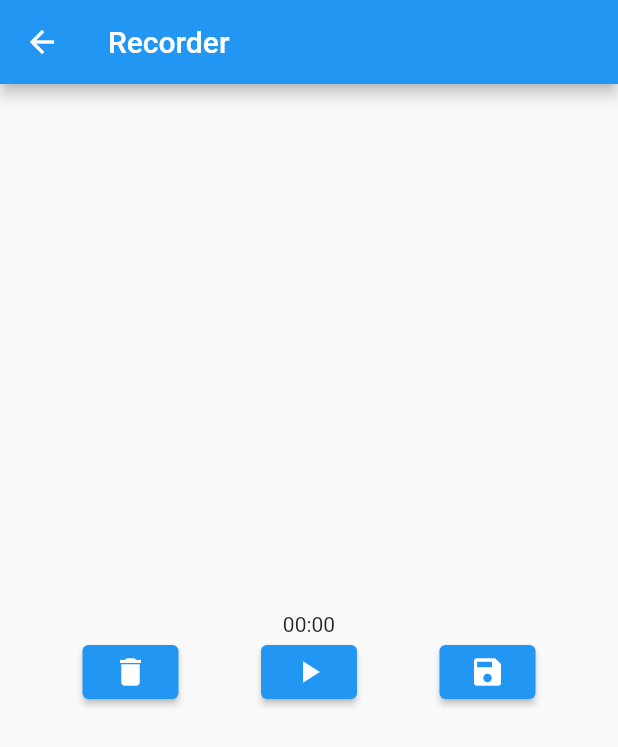
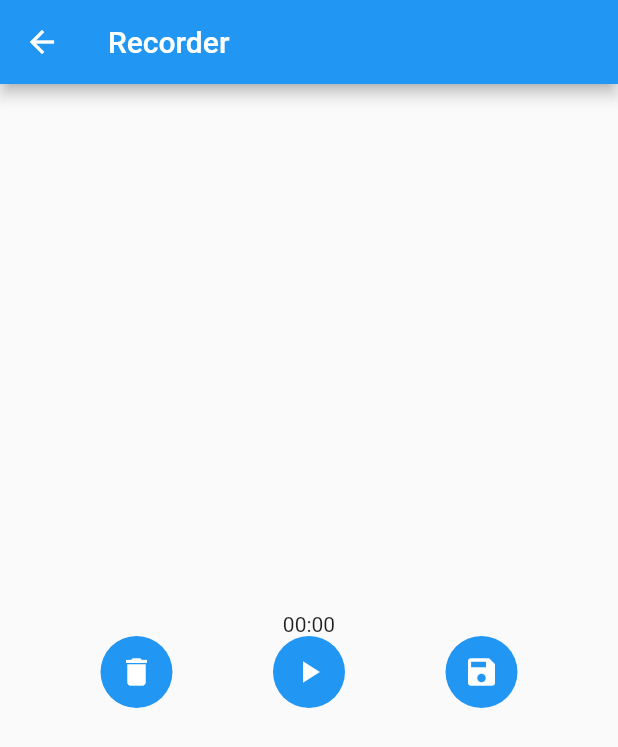
Before and after one commit to mahmoud-y/recorder, a Flutter app: the Recorder screen opened directly, on a phone screen of 412 x 824 dp. Shown: the top 747 px of the screen. Run offline on Flutter 3.47's test engine with Material 2 defaults, Android fonts, the phone set to English and light mode, and no system bars; our stand-ins replace audioplayers, permission_handler; missing offline and left inert: flutter_audio_recorder.

Commit message:
Apply misc adjustments

```diff
--- a/lib/main.dart
+++ b/lib/main.dart
@@ -126,9 +126,11 @@ class _RecordsState extends State<Records> {
   }
 
   String getRecordName(File record) {
-    String millisecondsSinceEpochString = record.path.split('/').last.split('.').first;
+    String millisecondsSinceEpochString =
+        record.path.split('/').last.split('.').first;
     int millisecondsSinceEpoch = int.parse(millisecondsSinceEpochString);
-    DateTime dateTime = DateTime.fromMillisecondsSinceEpoch(millisecondsSinceEpoch);
+    DateTime dateTime =
+        DateTime.fromMillisecondsSinceEpoch(millisecondsSinceEpoch);
     return DateFormat.MMMd().add_jms().format(dateTime);
   }
 
@@ -196,16 +198,18 @@ class _RecordsState extends State<Records> {
           List<Widget> subtitleRowChildren = List<Widget>();
           if (record == _playingRecord) {
             subtitleRowChildren.addAll([
+              Text(DateFormat('mm:ss').format(
+                  DateTime.fromMillisecondsSinceEpoch(
+                      _playingRecordPosition.inMilliseconds))),
               Slider(
                 value: _playingRecordPosition.inMilliseconds.toDouble(),
                 min: 0.0,
                 max: _playingRecordDuration.inMilliseconds.toDouble(),
                 onChanged: _seekPlayer,
-                divisions: (_playingRecordDuration.inMilliseconds > 0 ? _playingRecordDuration.inMilliseconds : 1),
+                divisions: (_playingRecordDuration.inMilliseconds > 0
+                    ? _playingRecordDuration.inMilliseconds
+                    : 1),
               ),
-              Text(DateFormat('mm:ss').format(
-                  DateTime.fromMillisecondsSinceEpoch(
-                      _playingRecordPosition.inMilliseconds))),
             ]);
           } else {
             subtitleRowChildren.add(FutureBuilder(
@@ -224,7 +228,9 @@ class _RecordsState extends State<Records> {
           return ListTile(
             selected: _selectedRecords.contains(record),
             leading: (_selectedRecords.isNotEmpty
-                ? (_selectedRecords.contains(record) ? Icon(Icons.check_circle) : Icon(Icons.circle))
+                ? (_selectedRecords.contains(record)
+                    ? Icon(Icons.check_circle)
+                    : Icon(Icons.circle))
                 : null),
             title: Text(getRecordName(record)),
             subtitle: Row(
@@ -375,17 +381,41 @@ class _RecorderState extends State<Recorder> {
           Row(
             mainAxisAlignment: MainAxisAlignment.spaceEvenly,
             children: [
-              ElevatedButton(
+              Ink(
+                decoration: const ShapeDecoration(
+                  color: Colors.blue,
+                  shape: CircleBorder(),
+                ),
+                child: IconButton(
+                  icon: const Icon(Icons.delete),
+                  color: Colors.white,
                   onPressed: () => _deleteRecord(context),
-                  child: Icon(Icons.delete)),
-              ElevatedButton(
+                ),
+              ),
+              Ink(
+                decoration: const ShapeDecoration(
+                  color: Colors.blue,
+                  shape: CircleBorder(),
+                ),
+                child: IconButton(
+                  icon: (_isRecording
+                      ? const Icon(Icons.pause)
+                      : const Icon(Icons.play_arrow)),
+                  color: Colors.white,
                   onPressed: (_isRecording ? _pauseRecorder : _resumeRecorder),
-                  child: (_isRecording
-                      ? Icon(Icons.pause)
-                      : Icon(Icons.play_arrow))),
-              ElevatedButton(
+                ),
+              ),
+              Ink(
+                decoration: const ShapeDecoration(
+                  color: Colors.blue,
+                  shape: CircleBorder(),
+                ),
+                child: IconButton(
+                  icon: const Icon(Icons.save),
+                  color: Colors.white,
                   onPressed: () => _saveRecord(context),
-                  child: Icon(Icons.save)),
+                ),
+              ),
             ],
           ),
         ],
```
Also changed, not shown: 6 other files. Lines whose indentation alone changed are shown as unchanged.
